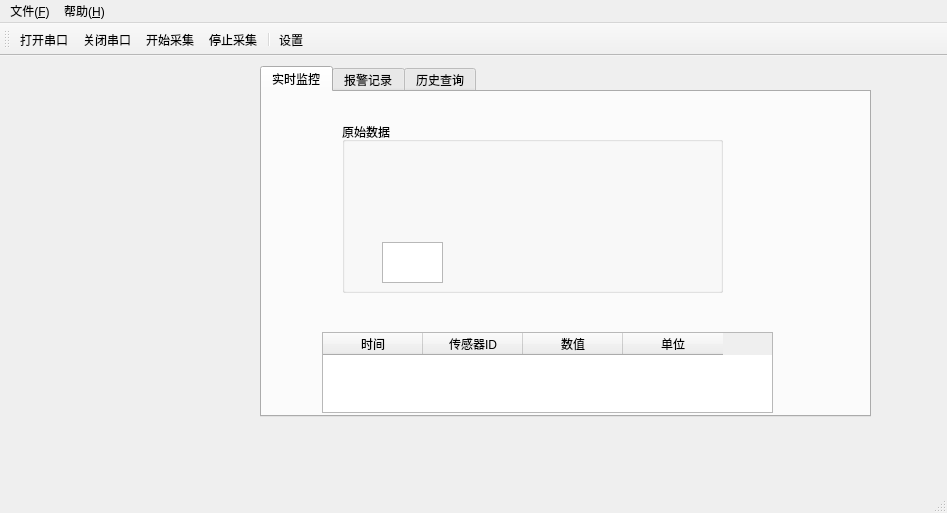
Old version of the form IndustrialMonitor/src/ui/IndustrialMonitor.ui in the repository frankjin73/IndustrialMonitor.
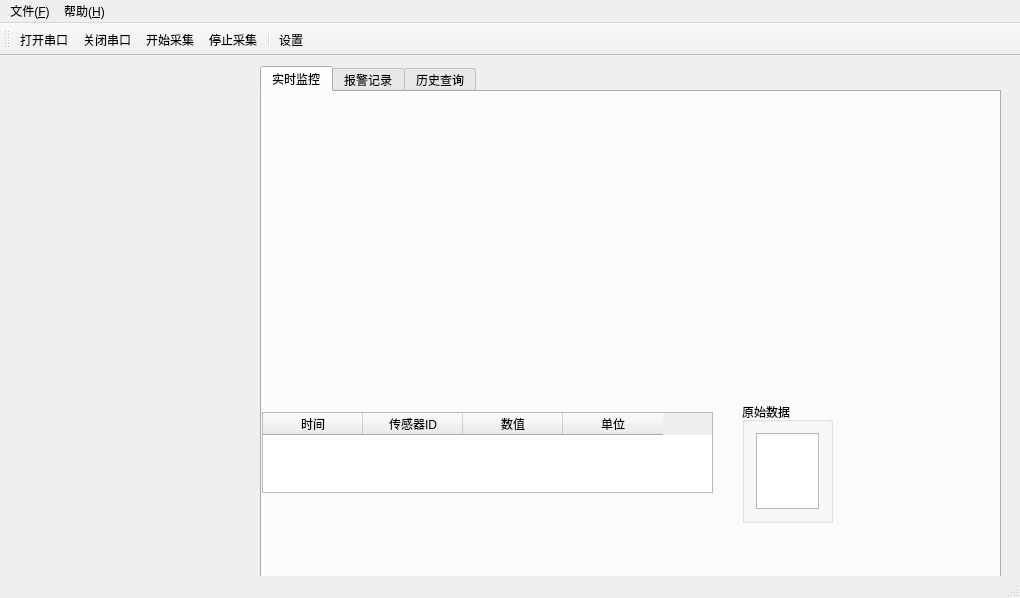
New version of the form.

The edit to the form file:
```diff
--- a/IndustrialMonitor/src/ui/IndustrialMonitor.ui
+++ b/IndustrialMonitor/src/ui/IndustrialMonitor.ui
@@ -6,8 +6,8 @@
    <rect>
     <x>0</x>
     <y>0</y>
-    <width>947</width>
-    <height>513</height>
+    <width>1020</width>
+    <height>598</height>
    </rect>
   </property>
   <property name="windowTitle">
@@ -22,8 +22,8 @@
      <rect>
       <x>260</x>
       <y>10</y>
-      <width>611</width>
-      <height>351</height>
+      <width>741</width>
+      <height>521</height>
      </rect>
     </property>
     <property name="currentIndex">
@@ -36,8 +36,8 @@
      <widget class="QTableWidget" name="dataTableWidget">
       <property name="geometry">
        <rect>
-        <x>60</x>
-        <y>240</y>
+        <x>0</x>
+        <y>320</y>
         <width>451</width>
         <height>81</height>
        </rect>
@@ -71,36 +71,32 @@
        <rect>
         <x>30</x>
         <y>20</y>
-        <width>471</width>
-        <height>211</height>
+        <width>621</width>
+        <height>281</height>
        </rect>
       </property>
+     </widget>
       <widget class="QGroupBox" name="rawDataGroupBox">
        <property name="geometry">
         <rect>
-         <x>50</x>
-         <y>10</y>
-         <width>381</width>
-         <height>171</height>
+        <x>480</x>
+        <y>310</y>
+        <width>91</width>
+        <height>121</height>
         </rect>
        </property>
        <property name="title">
         <string>原始数据</string>
        </property>
+      <layout class="QHBoxLayout" name="horizontalLayout">
+       <item>
        <widget class="QPlainTextEdit" name="rawDataTextEdit">
-        <property name="geometry">
-         <rect>
-          <x>40</x>
-          <y>120</y>
-          <width>61</width>
-          <height>41</height>
-         </rect>
-        </property>
         <property name="readOnly">
          <bool>true</bool>
         </property>
        </widget>
-      </widget>
+       </item>
+      </layout>
      </widget>
     </widget>
     <widget class="QWidget" name="alarmTab">
@@ -158,7 +154,7 @@
     <rect>
      <x>0</x>
      <y>0</y>
-     <width>947</width>
+     <width>1020</width>
      <height>20</height>
     </rect>
    </property>
```
Lines whose indentation alone changed are shown as unchanged.
